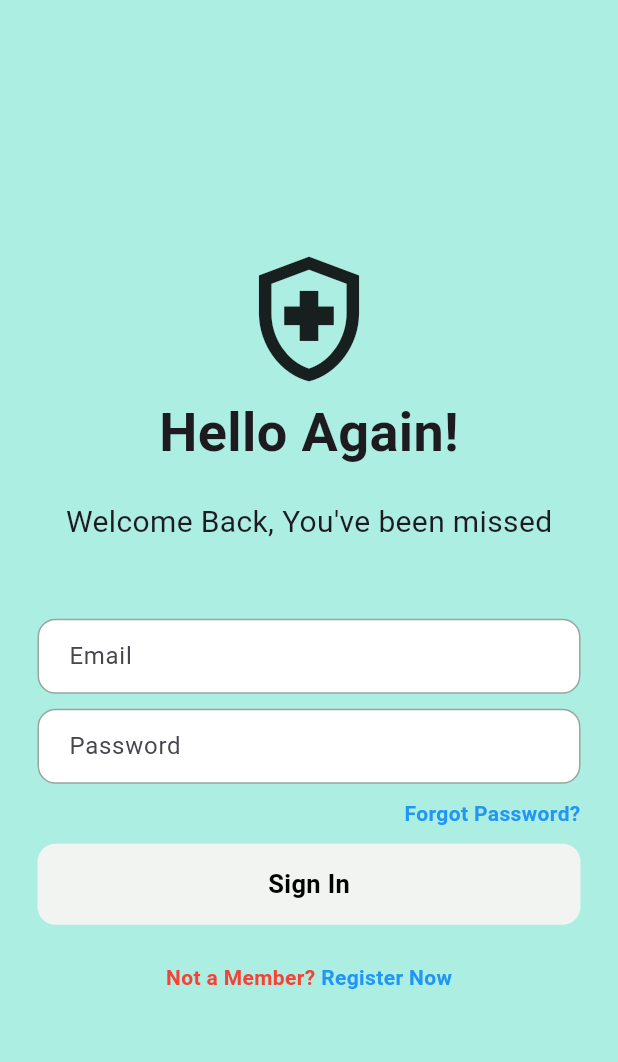
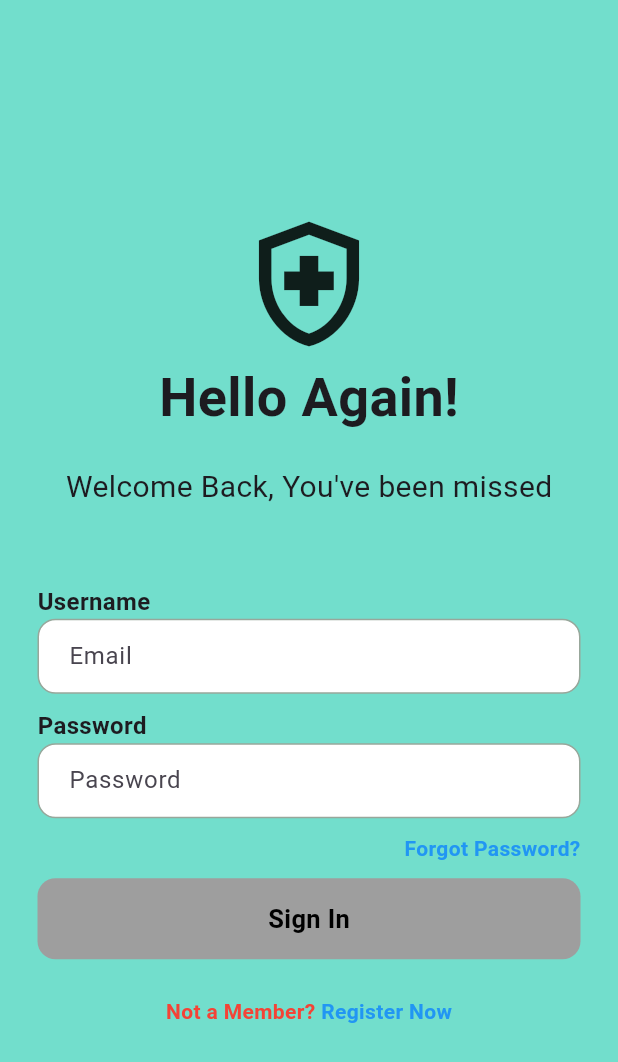
Before and after one commit to sandip021/Health-App, a Flutter app: the screen it shows after launch, on a phone screen of 412 x 824 dp. Shown: the top 1062 px of the screen. Run offline on Flutter 3.47's test engine with Material 3 defaults, Android fonts, the phone set to English and light mode, and no system bars; our stand-ins replace cloud_firestore, email_validator, firebase_auth, firebase_core, fl_chart; accounts and stored records are empty.

Commit message:
few QOL changes

```diff
--- a/lib/pages/profile_page.dart
+++ b/lib/pages/profile_page.dart
@@ -34,7 +34,7 @@ class _ProfilePageState extends State<ProfilePage> {
       backgroundColor: Colors.grey[100],
       appBar: AppBar(
         title: Text('Signed In as: ${user.email!}'),
-        backgroundColor: const Color.fromARGB(255, 173, 238, 227),
+        backgroundColor: const Color.fromARGB(255, 114, 222, 204),
         actions: [
           IconButton(
             icon: const Icon(Icons.logout),
--- a/lib/pages/signup/login_page.dart
+++ b/lib/pages/signup/login_page.dart
@@ -16,7 +16,21 @@ class _LoginPageState extends State<LoginPage> {
   final _passwordController = TextEditingController();
 
   bool _isLoading = false;
+  bool _isButtonEnabled = false;
   String _errorMessage = '';
+
+  // Track validation state
+  String? _emailError;
+  String? _passwordError;
+
+  // Function to validate input
+  void _validateFields() {
+    setState(() {
+      _emailError = _emailController.text.isEmpty ? 'Email cannot be empty' : null;
+      _passwordError = _passwordController.text.isEmpty ? 'Password cannot be empty' : null;
+      _isButtonEnabled = _emailController.text.isNotEmpty && _passwordController.text.isNotEmpty;
+    });
+  }
 
   Future<void> signIn() async {
     setState(() {
@@ -43,6 +57,13 @@ class _LoginPageState extends State<LoginPage> {
   }
 
   @override
+  void initState() {
+    super.initState();
+    _emailController.addListener(_validateFields);
+    _passwordController.addListener(_validateFields);
+  }
+
+  @override
   void dispose() {
     _emailController.dispose();
     _passwordController.dispose();
@@ -52,7 +73,7 @@ class _LoginPageState extends State<LoginPage> {
   @override
   Widget build(BuildContext context) {
     return Scaffold(
-      backgroundColor: const Color.fromARGB(255, 173, 238, 227),
+      backgroundColor: const Color.fromARGB(255, 114, 222, 204),
       body: SafeArea(
         child: Center(
           child: SingleChildScrollView(
@@ -81,6 +102,20 @@ class _LoginPageState extends State<LoginPage> {
                 ),
                 const SizedBox(height: 50),
 
+                // Email label
+                const Padding(
+                  padding: EdgeInsets.symmetric(horizontal: 25.0),
+                  child: Align(
+                    alignment: Alignment.centerLeft,
+                    child: Text(
+                      'Username',
+                      style: TextStyle(
+                        fontWeight: FontWeight.bold,
+                        fontSize: 16,
+                      ),
+                    ),
+                  ),
+                ),
                 // Email text field
                 Padding(
                   padding: const EdgeInsets.symmetric(horizontal: 25.0),
@@ -96,9 +131,10 @@ class _LoginPageState extends State<LoginPage> {
                       padding: const EdgeInsets.only(left: 20.0),
                       child: TextField(
                         controller: _emailController,
-                        decoration: const InputDecoration(
+                        decoration: InputDecoration(
                           border: InputBorder.none,
                           hintText: 'Email',
+                          errorText: _emailError,
                         ),
                       ),
                     ),
@@ -106,6 +142,20 @@ class _LoginPageState extends State<LoginPage> {
                 ),
                 const SizedBox(height: 10),
 
+                // Password label
+                const Padding(
+                  padding: EdgeInsets.symmetric(horizontal: 25.0),
+                  child: Align(
+                    alignment: Alignment.centerLeft,
+                    child: Text(
+                      'Password',
+                      style: TextStyle(
+                        fontWeight: FontWeight.bold,
+                        fontSize: 16,
+                      ),
+                    ),
+                  ),
+                ),
                 // Password text field
                 Padding(
                   padding: const EdgeInsets.symmetric(horizontal: 25.0),
@@ -122,9 +172,10 @@ class _LoginPageState extends State<LoginPage> {
                       child: TextField(
                         controller: _passwordController,
                         obscureText: true,
-                        decoration: const InputDecoration(
+                        decoration: InputDecoration(
                           border: InputBorder.none,
                           hintText: 'Password',
+                          errorText: _passwordError,
                         ),
                       ),
                     ),
@@ -164,13 +215,13 @@ class _LoginPageState extends State<LoginPage> {
                 Padding(
                   padding: const EdgeInsets.symmetric(horizontal: 25.0),
                   child: GestureDetector(
-                    onTap: _isLoading ? null : signIn,
+                    onTap: _isButtonEnabled ? signIn : null,
                     child: Container(
                       padding: const EdgeInsets.all(15),
                       decoration: BoxDecoration(
-                        color: _isLoading
-                            ? Colors.grey
-                            : const Color.fromARGB(255, 241, 244, 241),
+                        color: _isButtonEnabled
+                            ? const Color.fromARGB(255, 241, 244, 241)
+                            : Colors.grey,
                         borderRadius: BorderRadius.circular(12),
                       ),
                       child: const Center(
--- a/lib/pages/signup/register_page.dart
+++ b/lib/pages/signup/register_page.dart
@@ -151,7 +151,7 @@ class _RegisterPageState extends State<RegisterPage> {
   @override
   Widget build(BuildContext context) {
     return Scaffold(
-      backgroundColor: const Color.fromARGB(255, 173, 238, 227),
+      backgroundColor: const Color.fromARGB(255, 114, 222, 204),
       body: SafeArea(
         child: Center(
           child: SingleChildScrollView(
```
